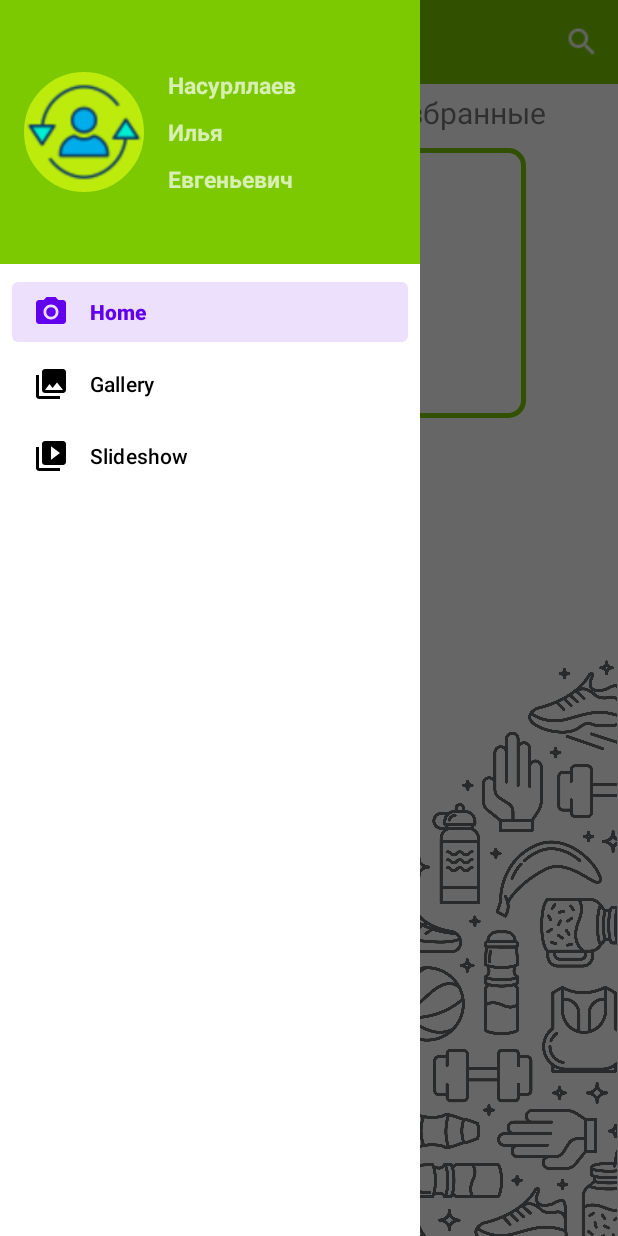
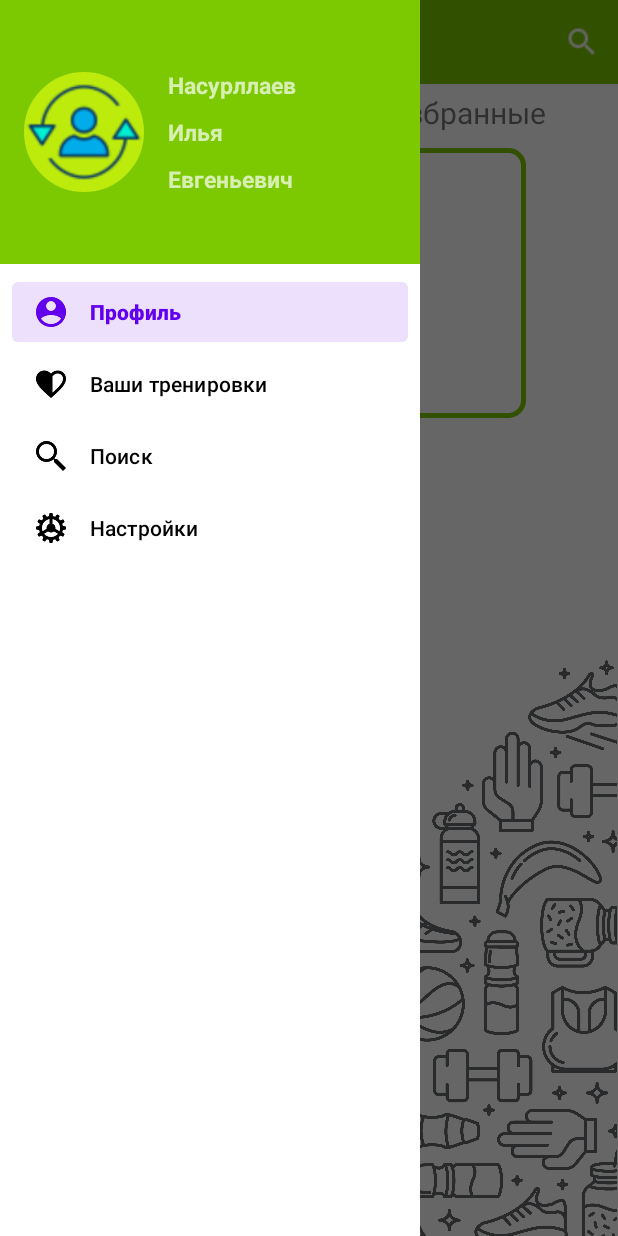
Before and after one commit to ilyushka02/androidAppJurnalForBC, an Android app: the UserActivity screen opened directly, with no data from a screen before it, with the side drawer open, on a phone screen of 412 x 824 dp. Run offline under Robolectric (Android 15) with nearby library versions, the phone set to English and light mode, and no system bars; our stand-ins replace navigation-ui.

Commit message:
rewrite menu items

```diff
--- a/app/build.gradle
+++ b/app/build.gradle
@@ -37,6 +37,7 @@ dependencies {
     implementation 'androidx.navigation:navigation-ui:2.4.1'
     implementation 'androidx.lifecycle:lifecycle-livedata-ktx:2.4.1'
     implementation 'androidx.lifecycle:lifecycle-viewmodel-ktx:2.4.1'
+    implementation 'androidx.mediarouter:mediarouter:1.2.6'
     testImplementation 'junit:junit:4.+'
     compile "ru.tinkoff.decoro:decoro:1.1.1"
     androidTestImplementation 'androidx.test.ext:junit:1.1.3'
--- a/app/src/main/res/drawable/shadow_for_button.xml
+++ /dev/null
@@ -1,5 +0,0 @@
-<shape xmlns:android="http://schemas.android.com/apk/res/android"
-    android:shape="rectangle">
-    <solid android:color="#42000000" />
-    <corners android:radius="5dp" />
-</shape>
--- a/app/src/main/res/menu/activity_main_drawer.xml
+++ b/app/src/main/res/menu/activity_main_drawer.xml
@@ -3,18 +3,24 @@
     xmlns:tools="http://schemas.android.com/tools"
     tools:showIn="navigation_view">
 
-    <group android:checkableBehavior="single">
+    <group
+        android:checkableBehavior="single"
+        android:visible="true">
         <item
             android:id="@+id/nav_home"
-            android:icon="@drawable/ic_menu_camera"
-            android:title="@string/menu_home" />
+            android:icon="@drawable/user_img_menu"
+            android:title="@string/menu_profile" />
         <item
             android:id="@+id/nav_gallery"
-            android:icon="@drawable/ic_menu_gallery"
-            android:title="@string/menu_gallery" />
+            android:icon="@drawable/likes"
+            android:title="@string/menu_your_trainings" />
         <item
             android:id="@+id/nav_slideshow"
-            android:icon="@drawable/ic_menu_slideshow"
-            android:title="@string/menu_slideshow" />
+            android:icon="@drawable/search_img"
+            android:title="@string/search_hint" />
+        <item
+            android:id="@+id/nav_home1"
+            android:icon="@drawable/settings"
+            android:title="@string/menu_setings" />
     </group>
 </menu>
--- a/app/src/main/res/values/strings.xml
+++ b/app/src/main/res/values/strings.xml
@@ -11,7 +11,10 @@
     <string name="menu_home">Home</string>
     <string name="menu_gallery">Gallery</string>
     <string name="menu_slideshow">Slideshow</string>
-    <string name="search_hint">Serch</string>
+    <string name="search_hint">Поиск</string>
     <string name="section">Секции</string>
     <string name="liked">Избранные</string>
+    <string name="menu_profile">Профиль</string>
+    <string name="menu_your_trainings">Ваши тренировки</string>
+    <string name="menu_setings">Настройки</string>
 </resources>
```
Also changed, not shown: app/src/main/res/drawable/side_nav_bar.xml (deleted, +0 -9 lines), app/src/main/res/drawable-v24/likes.png (added), app/src/main/res/drawable-v24/search_img.png (added), app/src/main/res/drawable-v24/settings.png (added), app/src/main/res/drawable-v24/user_img_menu.png (added).
